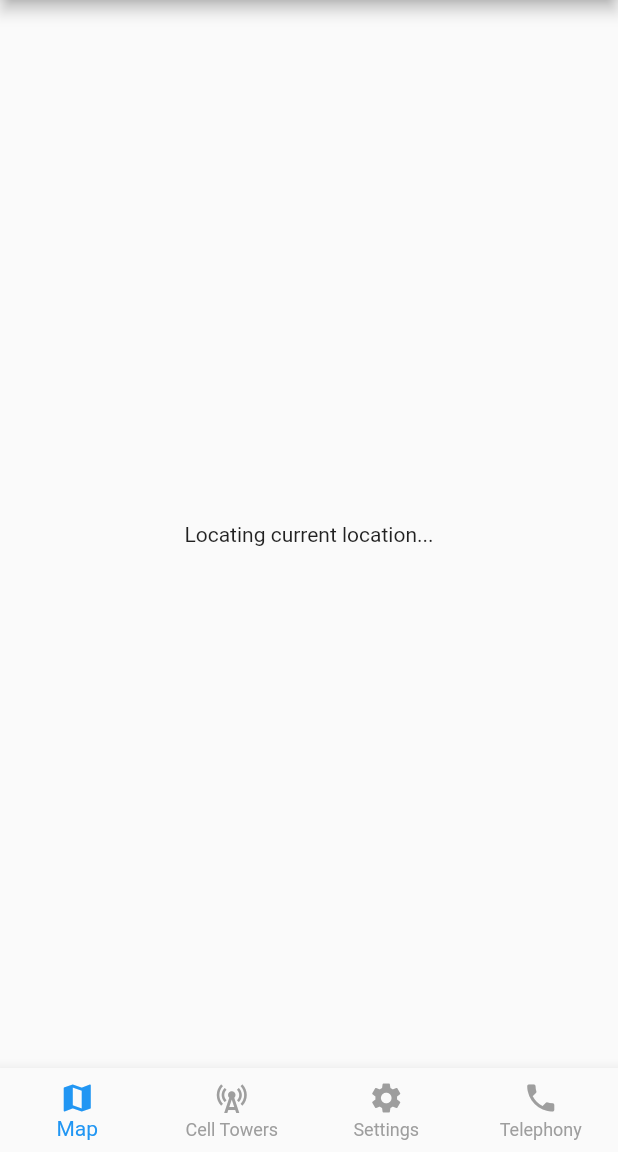
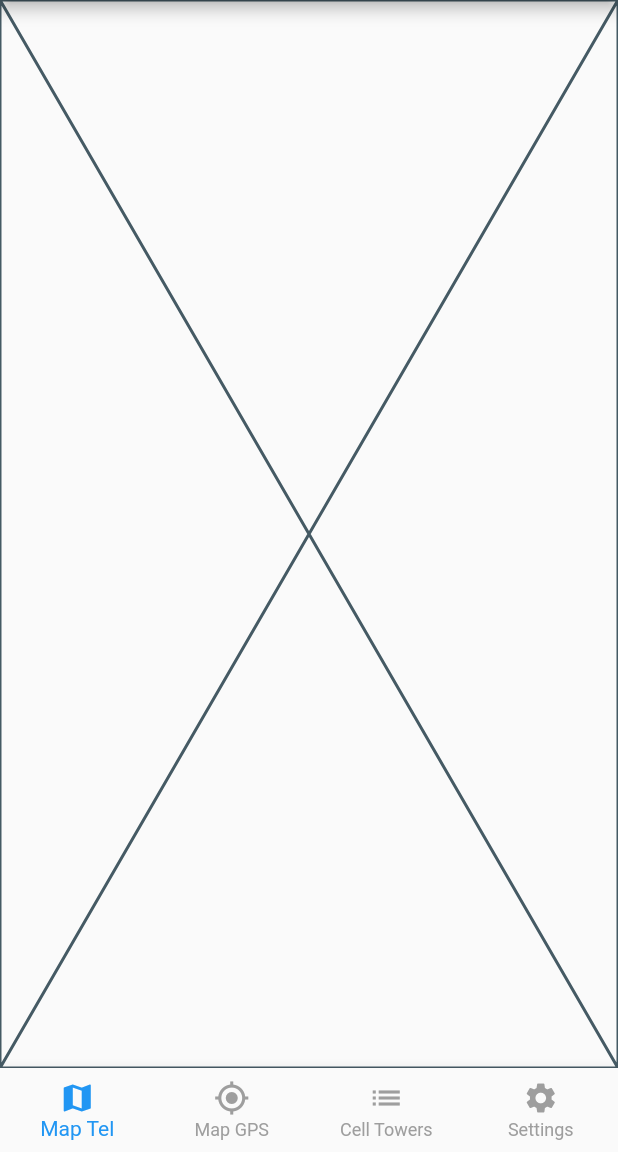
Before and after one commit to dinhhoangnam998/2023-IT4785-Mobile-Programing, a Flutter app: the screen it shows after launch, on a phone screen of 412 x 824 dp, the part 84-1236 px from its top. Run offline on Flutter 3.47's test engine with Material 2 defaults, Android fonts, the light colour scheme and no system bars; our stand-ins replace bloc, flutter_bloc, freezed_annotation, geolocator, google_maps_flutter, permission_handler and 1 more; missing offline and left inert: flutter_telephony_info.

Commit message:
:pencil2: update bottom nav bar

```diff
--- a/lib/app.dart
+++ b/lib/app.dart
@@ -1,7 +1,8 @@
 import 'package:flutter/material.dart';
 import 'package:flutter_2023_it4785/pages/cell_towers/cell_towers_page.dart';
 import 'package:flutter_2023_it4785/pages/cell_towers/cubit/cell_towers_cubit.dart';
-import 'package:flutter_2023_it4785/pages/map/map_page.dart';
+import 'package:flutter_2023_it4785/pages/map_gps/map_gps_page.dart';
+import 'package:flutter_2023_it4785/pages/map_tel/map_tel_page.dart';
 import 'package:flutter_2023_it4785/pages/settings/settings_page.dart';
 import 'package:flutter_2023_it4785/pages/telephony/telephony_page.dart';
 import 'package:provider/provider.dart';
@@ -16,10 +17,11 @@ class App extends StatefulWidget {
 class _AppState extends State<App> {
   int _currentIndex = 0;
   final List _pages = const [
-    MapPage(),
+    MapTelPage(),
+    MapGPSPage(),
     CellTowersPage(),
     SettingsPage(),
-    TelephonyPage()
+    // TelephonyPage()
   ];
 
   void updateCurrentIndex(newValue) {
@@ -48,12 +50,13 @@ class _AppState extends State<App> {
         // selectedItemColor: Colors.greenAccent,
         unselectedItemColor: Colors.grey,
         items: const [
-          BottomNavigationBarItem(icon: Icon(Icons.map), label: "Map"),
+          BottomNavigationBarItem(icon: Icon(Icons.map), label: "Map Tel"),
           BottomNavigationBarItem(
-              icon: Icon(Icons.cell_tower), label: "Cell Towers"),
+              icon: Icon(Icons.gps_fixed), label: "Map GPS"),
+          BottomNavigationBarItem(icon: Icon(Icons.list), label: "Cell Towers"),
           BottomNavigationBarItem(
               icon: Icon(Icons.settings), label: "Settings"),
-          BottomNavigationBarItem(icon: Icon(Icons.phone), label: "Telephony"),
+          // BottomNavigationBarItem(icon: Icon(Icons.phone), label: "Telephony"),
         ],
         currentIndex: _currentIndex,
         onTap: (value) {
--- a/lib/pages/map/map_page.dart
+++ b/lib/pages/map_gps/map_gps_page.dart
@@ -60,14 +60,14 @@ Color getCircleColor(CellTower cell, LatLng currentLocation) {
   return const Color.fromARGB(255, 3, 161, 87).withOpacity(0.4);
 }
 
-class MapPage extends StatefulWidget {
-  const MapPage({super.key});
+class MapGPSPage extends StatefulWidget {
+  const MapGPSPage({super.key});
 
   @override
-  State<MapPage> createState() => _MapPageState();
+  State<MapGPSPage> createState() => _MapGPSPageState();
 }
 
-class _MapPageState extends State<MapPage> {
+class _MapGPSPageState extends State<MapGPSPage> {
   LatLng? _currentLocation;
   StreamSubscription<Position>? _positionStream;
   final Completer<GoogleMapController> _mapController =
--- /dev/null
+++ b/lib/pages/map_tel/map_tel_page.dart
@@ -0,0 +1,15 @@
+import 'package:flutter/material.dart';
+
+class MapTelPage extends StatefulWidget {
+  const MapTelPage({super.key});
+
+  @override
+  State<MapTelPage> createState() => _MapTelPageState();
+}
+
+class _MapTelPageState extends State<MapTelPage> {
+  @override
+  Widget build(BuildContext context) {
+    return const Placeholder();
+  }
+}
```
